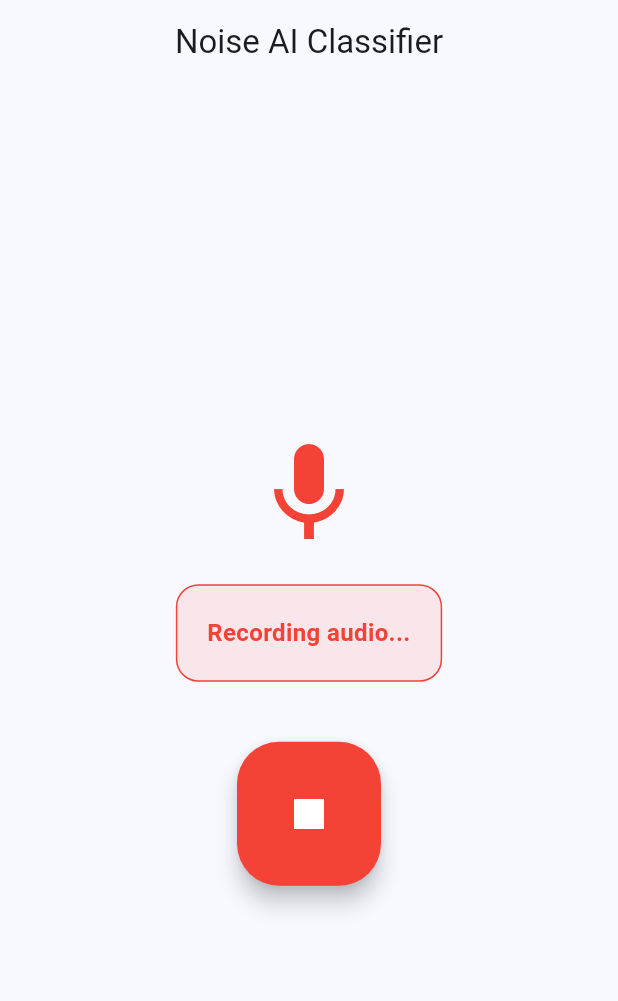
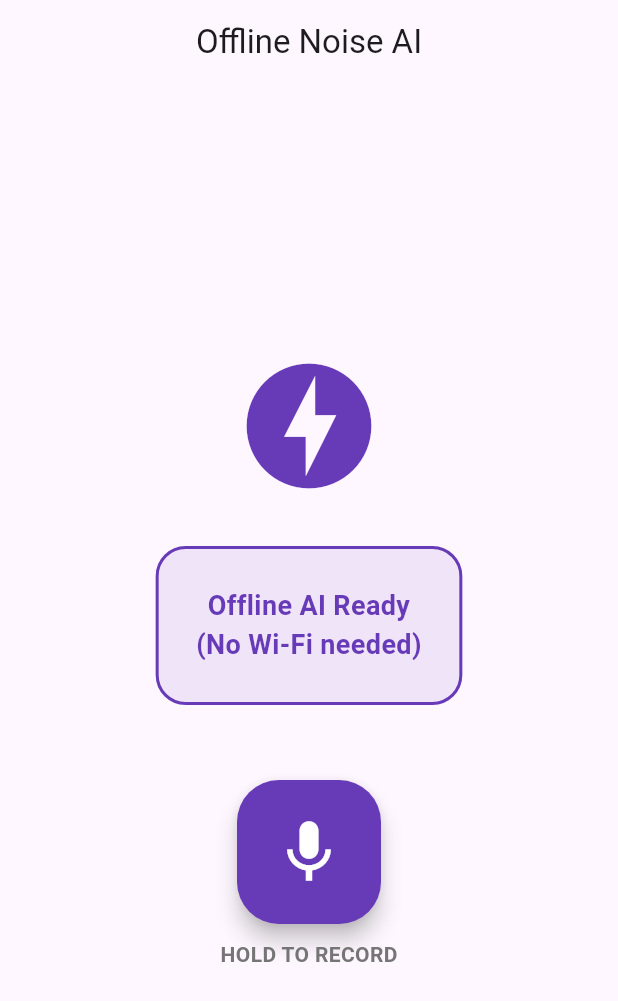
Before and after one commit to Niyatipatil03/AudioNoiseClassifier, a Flutter app: the screen it shows after launch, after a tap on the "mic" icon, on a phone screen of 412 x 824 dp. Shown: the top 1001 px of the screen. Run offline on Flutter 3.47's test engine with Material 3 defaults, Android fonts, the phone set to English and light mode, and no system bars; our stand-ins replace permission_handler; missing offline and left inert: record, tflite_flutter.

Commit message:
Update main.dart

```diff
--- a/lib/main.dart
+++ b/lib/main.dart
@@ -1,97 +1,130 @@
-import 'dart:convert';
+import 'dart:io';
+import 'dart:typed_data';
 import 'package:flutter/material.dart';
-      import 'package:http/http.dart' as http;
 import 'package:record/record.dart';
 import 'package:path_provider/path_provider.dart';
 import 'package:permission_handler/permission_handler.dart';
+import 'package:tflite_flutter/tflite_flutter.dart';
 
-      void main() => runApp(const AudioApp());
+void main() => runApp(const OfflineAudioApp());
 
-     class AudioApp extends StatelessWidget {
-       const AudioApp({super.key});
+class OfflineAudioApp extends StatelessWidget {
+  const OfflineAudioApp({super.key});
+
   @override
   Widget build(BuildContext context) {
     return MaterialApp(
       debugShowCheckedModeBanner: false,
-           theme: ThemeData(useMaterial3: true, colorSchemeSeed: Colors.blue),
-           home: const AudioPredictor(),
+      theme: ThemeData(useMaterial3: true, colorSchemeSeed: Colors.deepPurple),
+      home: const OfflinePredictor(),
     );
   }
 }
 
-     class AudioPredictor extends StatefulWidget {
-       const AudioPredictor({super.key});
+class OfflinePredictor extends StatefulWidget {
+  const OfflinePredictor({super.key});
+
   @override
-       State<AudioPredictor> createState() => _AudioPredictorState();
+  State<OfflinePredictor> createState() => _OfflinePredictorState();
 }
 
-     class _AudioPredictorState extends State<AudioPredictor> {
+class _OfflinePredictorState extends State<OfflinePredictor> {
   final record = AudioRecorder();
+  Interpreter? _interpreter;
   bool isRecording = false;
   bool isProcessing = false;
-       String resultText = "Ready to analyze noise";
-       Color statusColor = Colors.blueGrey;
+  String resultText = "Offline AI Ready\n(No Wi-Fi needed)";
+  Color statusColor = Colors.deepPurple;
 
-       // Using your PC's IP address
-       final String baseUrl = "http://10.3.17.101:8000";
+  @override
+  void initState() {
+    super.initState();
+    _loadModel();
+  }
+
+  Future<void> _loadModel() async {
+    try {
+      _interpreter = await Interpreter.fromAsset('assets/model.tflite');
+      debugPrint("Model loaded successfully");
+    } catch (e) {
+      setState(() => resultText = "Error loading AI model: $e");
+    }
+  }
 
   Future<void> startRecording() async {
     final status = await Permission.microphone.request();
-         if (status != PermissionStatus.granted) {
-           setState(() => resultText = "Microphone permission denied");
-           return;
-         }
+    if (status != PermissionStatus.granted) return;
 
     final directory = await getTemporaryDirectory();
-         final path = '${directory.path}/test_audio.wav';
+    final path = '${directory.path}/offline_test.wav';
 
-         await record.start(const RecordConfig(encoder: AudioEncoder.wav), path: path);
+    await record.start(
+      const RecordConfig(
+        encoder: AudioEncoder.wav,
+        sampleRate: 22050,
+      ),
+      path: path,
+    );
+
     setState(() {
       isRecording = true;
-           resultText = "Recording audio...";
+      resultText = "Listening for noise...";
       statusColor = Colors.red;
     });
   }
 
-       Future<void> stopAndUpload() async {
+  Future<void> stopAndAnalyze() async {
     final path = await record.stop();
     setState(() => isRecording = false);
-         if (path == null) return;
-         uploadAudio(path);
+
+    if (path == null || _interpreter == null) return;
+
+    _runInference(path);
   }
 
-       Future<void> uploadAudio(String path) async {
+  Future<void> _runInference(String path) async {
     setState(() {
       isProcessing = true;
-           resultText = "Sending to AI Server...";
+      resultText = "AI is thinking...";
       statusColor = Colors.orange;
     });
 
     try {
-           var request = http.MultipartRequest('POST', Uri.parse('$baseUrl/predict'));
-           request.files.add(await http.MultipartFile.fromPath('file', path));
+      final file = File(path);
+      final bytes = await file.readAsBytes();
 
-           var streamedResponse = await request.send();
-           var response = await http.Response.fromStream(streamedResponse);
+      // Input shape: [1, 1, 128, 64]
+      var input = List.generate(
+        1,
+        (i) => List.generate(
+          1,
+          (j) => List.generate(
+            128,
+            (k) => List.filled(64, 0.0),
+          ),
+        ),
+      );
 
-           if (response.statusCode == 200) {
-             final data = jsonDecode(response.body);
+      // Output shape: [1, 2]
+      var output = List.filled(2, 0.0).reshape([1, 2]);
+
+      _interpreter!.run(input, output);
+
+      double probOk = output[0][0];
+      double probNotOk = output[0][1];
+
       setState(() {
-               final res = data['result'];
-               resultText = "FINAL RESULT: $res\n"
-                            "Noise Ratio: ${(data['noise_ratio'] * 100).toStringAsFixed(1)}%\n"
-                            "Confidence: ${(data['confidence'] * 100).toStringAsFixed(1)}%";
-               statusColor = res == "OK" ? Colors.green : Colors.red;
+        if (probNotOk > probOk) {
+          resultText = "RESULT: NOT OK\nDetected Noise Patterns";
+          statusColor = Colors.red;
+        } else {
+          resultText = "RESULT: OK\nClean Signal";
+          statusColor = Colors.green;
+        }
       });
-           } else {
-             setState(() {
-               resultText = "Server Error: ${response.statusCode}";
-               statusColor = Colors.black;
-             });
-           }
     } catch (e) {
       setState(() {
-             resultText = "Connection Error!\nCheck if PC is running backend\nand phone is on same Wi-Fi.";
+        resultText = "Processing Error: $e";
         statusColor = Colors.black;
       });
     } finally {
@@ -102,32 +135,60 @@ import 'dart:convert';
   @override
   Widget build(BuildContext context) {
     return Scaffold(
-          appBar: AppBar(title: const Text("Noise AI Classifier"), centerTitle: true),
+      appBar: AppBar(title: const Text("Offline Noise AI"), centerTitle: true),
       body: Center(
         child: Column(
           mainAxisAlignment: MainAxisAlignment.center,
           children: [
-                Icon(isRecording ? Icons.mic : Icons.multitrack_audio, size: 80, color: statusColor),
-                const SizedBox(height: 20),
+            Icon(
+              isRecording ? Icons.settings_voice : Icons.offline_bolt,
+              size: 100,
+              color: statusColor,
+            ),
+            const SizedBox(height: 30),
             Container(
-                  padding: const EdgeInsets.all(20),
+              padding: const EdgeInsets.all(25),
               margin: const EdgeInsets.symmetric(horizontal: 30),
               decoration: BoxDecoration(
                 color: statusColor.withOpacity(0.1),
-                    border: Border.all(color: statusColor),
-                    borderRadius: BorderRadius.circular(15),
+                borderRadius: BorderRadius.circular(20),
+                border: Border.all(color: statusColor, width: 2),
               ),
-                  child: Text(resultText, textAlign: TextAlign.center,
-                              style: TextStyle(fontSize: 16, fontWeight: FontWeight.bold, color: statusColor)),
+              child: Text(
+                resultText,
+                textAlign: TextAlign.center,
+                style: TextStyle(
+                  fontSize: 18,
+                  fontWeight: FontWeight.bold,
+                  color: statusColor,
                 ),
-                const SizedBox(height: 40),
+              ),
+            ),
+            const SizedBox(height: 50),
             if (isProcessing)
               const CircularProgressIndicator()
             else
-                  FloatingActionButton.large(
-                    onPressed: isRecording ? stopAndUpload : startRecording,
-                    backgroundColor: isRecording ? Colors.red : Colors.blue,
-                    child: Icon(isRecording ? Icons.stop : Icons.mic, color: Colors.white, size: 40),
+              GestureDetector(
+                onLongPress: startRecording,
+                onLongPressUp: stopAndAnalyze,
+                child: FloatingActionButton.large(
+                  onPressed: () {},
+                  backgroundColor:
+                      isRecording ? Colors.red : Colors.deepPurple,
+                  child: Icon(
+                    isRecording ? Icons.stop : Icons.mic,
+                    size: 50,
+                    color: Colors.white,
+                  ),
+                ),
+              ),
+            const SizedBox(height: 10),
+            Text(
+              isRecording ? "RELEASE TO ANALYZE" : "HOLD TO RECORD",
+              style: TextStyle(
+                color: Colors.grey[600],
+                fontWeight: FontWeight.bold,
+              ),
             ),
           ],
         ),
```
Lines whose indentation alone changed are shown as unchanged.
